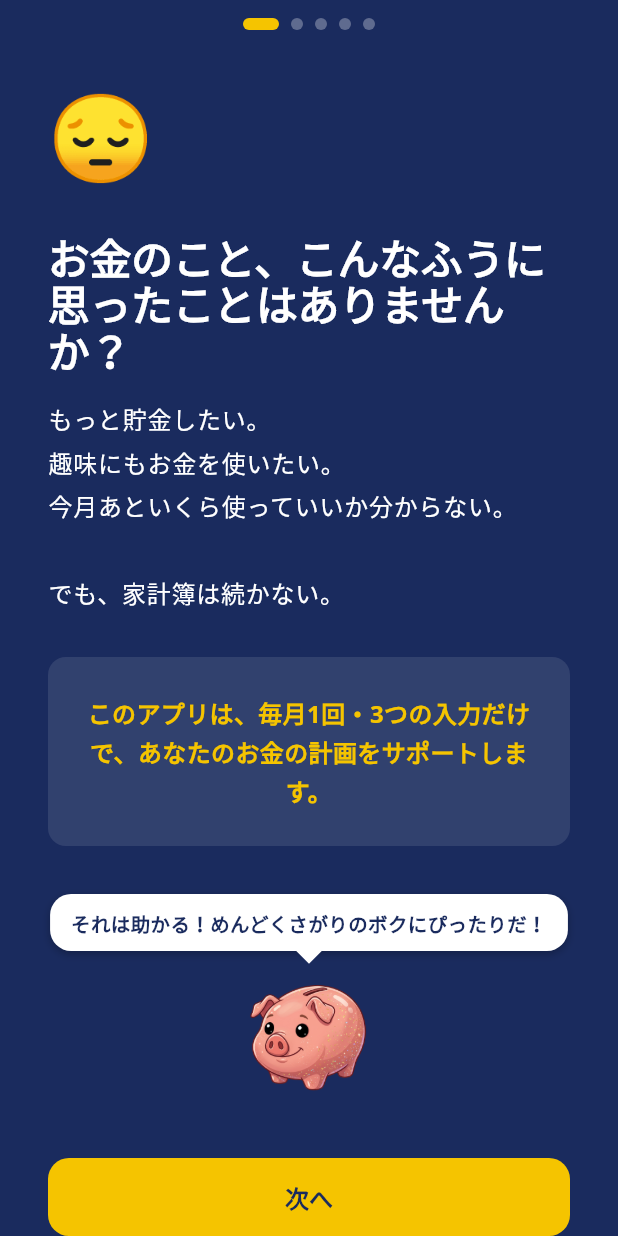
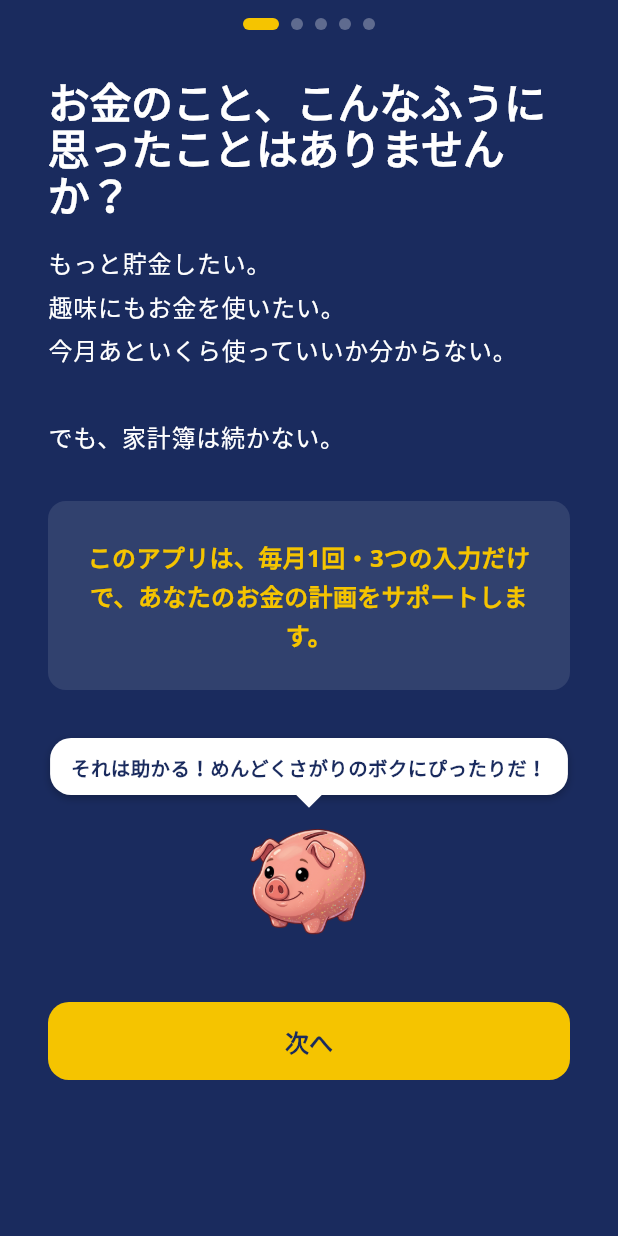
Before and after one commit to sakura9625/my-budget-plan, a Flutter app: the screen it shows after launch, on a phone screen of 412 x 824 dp. Run offline on Flutter 3.47's test engine with Material 3 defaults, Android fonts, the phone set to English and light mode, and no system bars; our stand-ins replace firebase_core, flutter_local_notifications, flutter_riverpod, go_router, google_fonts, hive and 2 more; accounts and stored records are empty.

Commit message:
WIP: カードUI調整・オンボーディング余白調整（実機テスト前の作業保存）
- home_tab.dart: 「別途予算枠」をメイン金額の直下に移動、ブタの顔を256x256に拡大
- onboarding_screen.dart: 1ページ目の顔文字（😔）と前後の余白を削除

Co-Authored-By: Claude Sonnet 5 <noreply@anthropic.com>
Claude-Session: https://claude.ai/code/session_01U3AX6SAN8BwzQVQXjv3yGS

```diff
--- a/lib/screens/onboarding_screen.dart
+++ b/lib/screens/onboarding_screen.dart
@@ -103,7 +103,7 @@ class _Page1 extends StatelessWidget {
   @override
   Widget build(BuildContext context) {
     return _OnboardingPage(
-      emoji: '😔',
+      emoji: null,
       title: 'お金のこと、こんなふうに思ったことはありませんか？',
       body: 'もっと貯金したい。\n趣味にもお金を使いたい。\n今月あといくら使っていいか分からない。\n\nでも、家計簿は続かない。',
       supplement: 'このアプリは、毎月1回・3つの入力だけで、あなたのお金の計画をサポートします。',
@@ -455,7 +455,7 @@ class _Page5 extends StatelessWidget {
 }
 
 class _OnboardingPage extends StatelessWidget {
-  final String emoji;
+  final String? emoji;
   final String title;
   final String body;
   final String? supplement;
@@ -467,7 +467,7 @@ class _OnboardingPage extends StatelessWidget {
   final String buttonLabel;
 
   const _OnboardingPage({
-    required this.emoji,
+    this.emoji,
     required this.title,
     required this.body,
     this.supplement,
@@ -487,8 +487,10 @@ class _OnboardingPage extends StatelessWidget {
         crossAxisAlignment: CrossAxisAlignment.start,
         children: [
           SizedBox(height: topSpacing),
-          Text(emoji, style: const TextStyle(fontSize: 56)),
-          const SizedBox(height: 24),
+          if (emoji != null) ...[
+            Text(emoji!, style: const TextStyle(fontSize: 56)),
+            const SizedBox(height: 24),
+          ],
           Text(title, style: Theme.of(context).textTheme.displayLarge),
           const SizedBox(height: 16),
           Text(
```
Also changed, not shown: lib/screens/home_tab.dart (+4 -4 lines).
